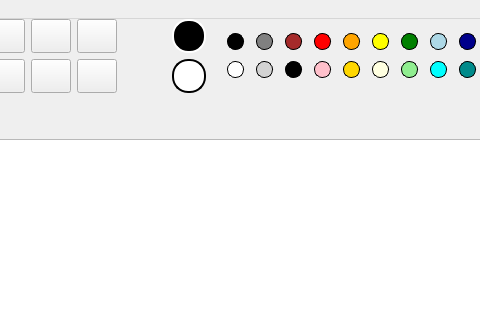
This is mainwindow.ui in EmirOdabas01/PaintVision as Qt 5 draws it before an edit; both pictures show x 239 to 719 and y 0 to 320 of the 800 by 600 pixel window. The edited form follows.
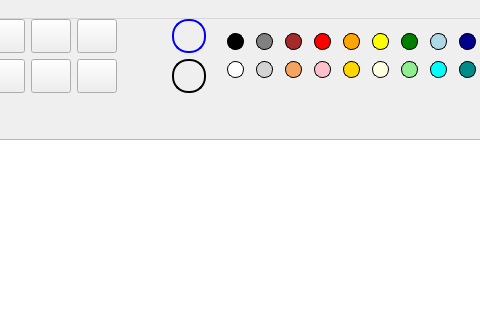
This is the edited form. Icons and pictures are not drawn.

Commit message: radio buttons functionality started

```diff
--- a/mainwindow.ui
+++ b/mainwindow.ui
@@ -530,8 +530,7 @@
             width: 30px; 
             height: 30px;
             border-radius: 16px; 
-            border: 2px solid white;
-            background-color: black; 
+            border: 2px solid blue;
         }</string>
           </property>
           <property name="text">
@@ -547,7 +546,6 @@
             height: 30px;
             border-radius: 16px; 
             border: 2px solid black;
-            background-color: white; 
         }</string>
           </property>
           <property name="text">
@@ -836,7 +834,7 @@
           </widget>
          </item>
          <item row="1" column="2">
-          <widget class="QRadioButton" name="lightBrown">
+          <widget class="QRadioButton" name="sandyBrown">
            <property name="sizePolicy">
             <sizepolicy hsizetype="Fixed" vsizetype="Fixed">
              <horstretch>0</horstretch>
@@ -845,7 +843,7 @@
            </property>
            <property name="styleSheet">
             <string notr="true">QRadioButton::indicator {
-            background-color: lightBrown; 
+            background-color: sandyBrown; 
         }</string>
            </property>
            <property name="text">
```
The commit also changes 2 other files.
